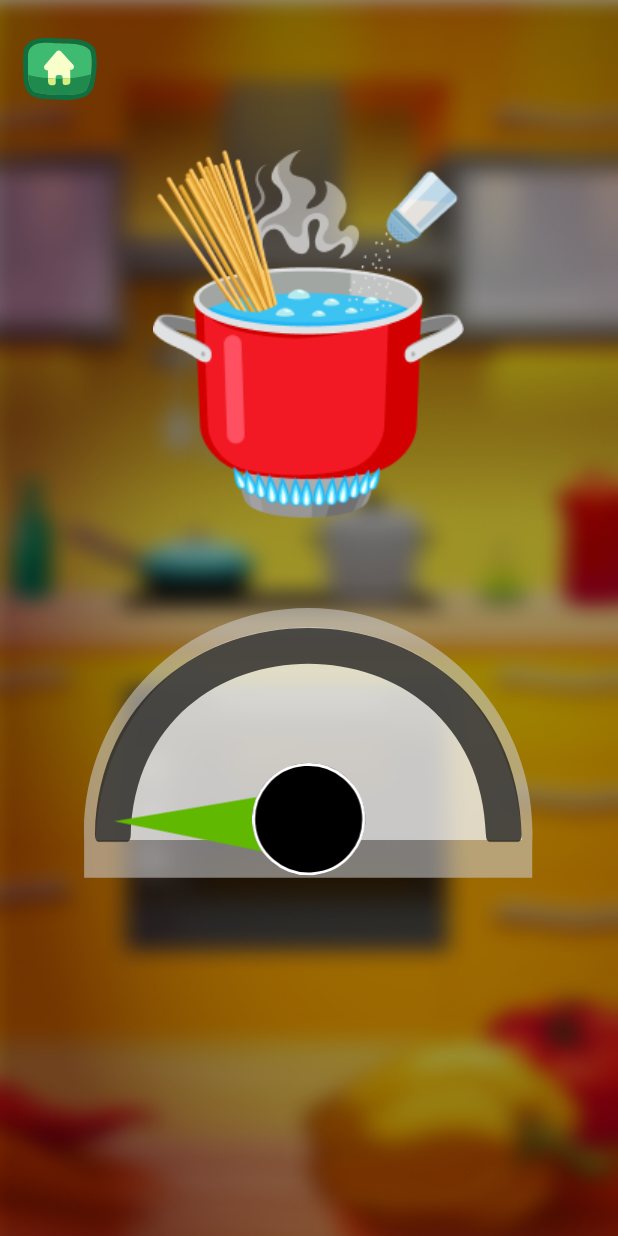
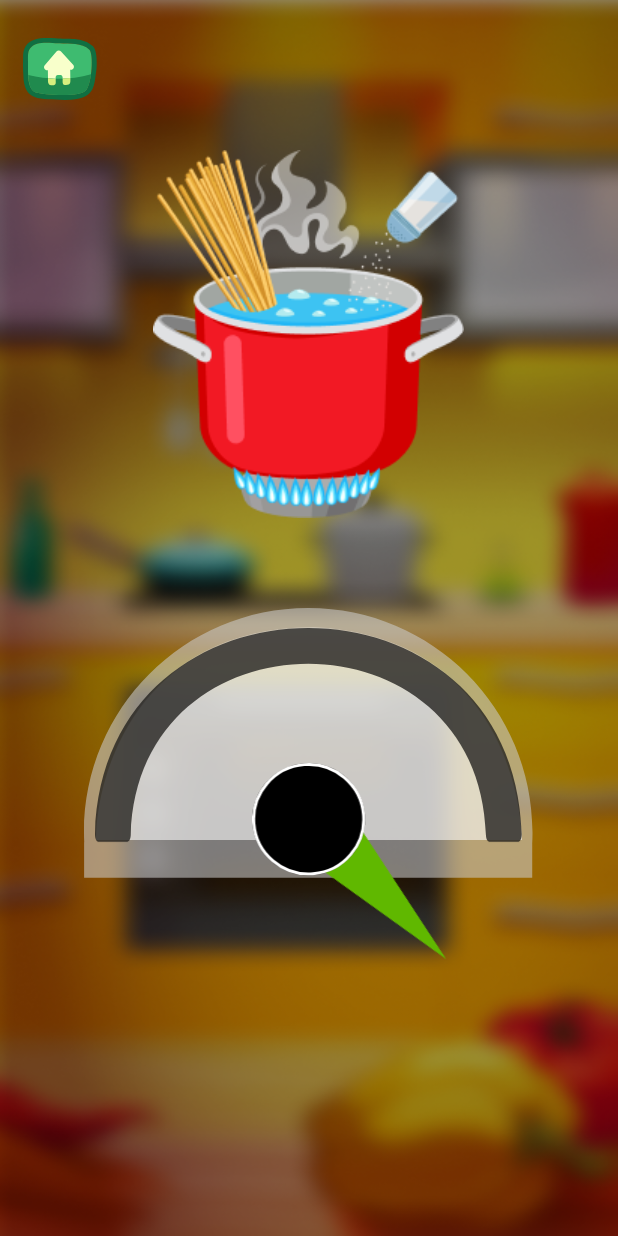
Before and after one commit to Mekemir/MacaroniApp, an Android app: the fragment CookingFragment shown on its own in the app's theme, after a tap on an icon or button, on a phone screen of 412 x 824 dp. Run offline under Robolectric (Android 15) with nearby library versions, the light colour scheme and no system bars; 1 other tap on this screen came first.

Commit message:
added more answers

```diff
--- a/app/src/main/java/com/macaroni/macaroniapp/ui/cooking/CookingFragment.kt
+++ b/app/src/main/java/com/macaroni/macaroniapp/ui/cooking/CookingFragment.kt
@@ -17,8 +17,6 @@ import androidx.lifecycle.ViewModelProvider
 import com.macaroni.macaroniapp.CookingItemData
 import com.macaroni.macaroniapp.R
 import com.macaroni.macaroniapp.databinding.FragmentGalleryBinding
-import java.util.Timer
-import java.util.TimerTask
 
 
 class CookingFragment : Fragment() {
@@ -30,8 +28,13 @@ class CookingFragment : Fragment() {
     var shouldStop = false
     var cookingData: CookingItemData? = null
     var viewLevelPositionStack: ArrayList<ImageView?>? = null
+    var levelAngleList: ArrayList<Int> = arrayListOf()
     var levelCount = 0
     var currentLevel = 0
+    var numberOfCorrectAnswers = 0
+    var startTime: Long = 0
+    var endTime: Long = 0
+
 
     override fun onCreateView(
         inflater: LayoutInflater,
@@ -47,7 +50,8 @@ class CookingFragment : Fragment() {
 
         binding?.pauseBtn?.setOnClickListener {
             shouldStop = true
-            val newAngle = angle/2
+            endTime = System.currentTimeMillis()
+            val newAngle = (endTime - startTime)/20
             //working
             if (newAngle <= 60 && newAngle > 15) {
                 binding?.pointer?.rotation = (newAngle - 20).toFloat()
@@ -68,6 +72,8 @@ class CookingFragment : Fragment() {
             }
             //working
             binding?.pointer?.clearAnimation()
+
+            checkIfAnswerIsValid()
             binding?.pauseBtn?.visibility = View.GONE
             val handler = Handler()
             handler.postDelayed(object : Runnable {
@@ -125,10 +131,12 @@ class CookingFragment : Fragment() {
         val animation = AnimationUtils.loadAnimation(activity, R.anim.rotation_anim)
         animation.setAnimationListener(object : AnimationListener {
                 override fun onAnimationStart(p0: Animation?) {
-                        angle = 0.0
+                    startTime = System.currentTimeMillis()
+                    angle = 0.0
                 }
 
                 override fun onAnimationEnd(p0: Animation?) {
+                    endTime = System.currentTimeMillis()
                     if (!shouldStop) {
                         // binding?.pointer?.animation = animationBack
                         binding?.pointer?.rotation = 0f
@@ -147,7 +155,16 @@ class CookingFragment : Fragment() {
 
     private fun executePointerMove() {
         activity ?: return
-        if (levelCount == 0) return
+        if (levelCount == 0) {
+            if (numberOfCorrectAnswers == levelAngleList.size) {
+                val toast = Toast.makeText(this.context, "wow", Toast.LENGTH_SHORT)
+                toast.show()
+            } else {
+                val toast = Toast.makeText(this.context, numberOfCorrectAnswers.toString(), Toast.LENGTH_SHORT)
+                toast.show()
+            }
+            return
+        }
         binding?.pointer?.rotation = 0f
         binding?.pauseBtn?.visibility = View.VISIBLE
 
@@ -159,19 +176,6 @@ class CookingFragment : Fragment() {
         levelCount--
 
         slidePointerAnimation()
-
-        object : CountDownTimer(3600, 10) {
-            override fun onTick(millisUntilFinished: Long) {
-                angle = (3600 - millisUntilFinished)/10.toDouble()
-                // logic to set the EditText could go here
-                activity ?: return
-                Log.d("angle", angle.toString())
-            }
-
-            override fun onFinish() {
-                angle = 0.0
-            }
-        }.start()
     }
 
 
@@ -183,7 +187,25 @@ class CookingFragment : Fragment() {
     fun setLevelsData() {
         if (cookingData?.levelTaps == 3) {
             viewLevelPositionStack = arrayListOf(binding?.positionOne, binding?.positionTwo, binding?.positionThree)
+            levelAngleList =  arrayListOf(Integer.valueOf(binding?.positionOne?.tag.toString() ?: "-1"), Integer.valueOf(binding?.positionTwo?.tag.toString() ?: "-1"), Integer.valueOf(binding?.positionThree?.tag.toString() ?: "-1"))
             levelCount = 3
         }
     }
+
+    private fun checkIfAnswerIsValid() {
+        val tappedAngle: Double = (binding?.pointer?.rotation?.toDouble() ?: 0.0)
+        val correct1 = (tappedAngle - 2).toInt()
+        val correct2 = (tappedAngle - 1).toInt()
+        val correct3 = tappedAngle.toInt()
+        val correct4 = (tappedAngle + 1).toInt()
+        val correct5 = (tappedAngle + 2).toInt()
+
+        if (levelAngleList.contains(correct1)
+            || levelAngleList.contains(correct2)
+            || levelAngleList.contains(correct3)
+            || levelAngleList.contains(correct4)
+            || levelAngleList.contains(correct5)) {
+            numberOfCorrectAnswers += 1
+        }
+    }
 }
--- /dev/null
+++ b/app/src/main/res/drawable/pos_eight.xml
@@ -0,0 +1,23 @@
+<?xml version="1.0" encoding="utf-8"?>
+<vector xmlns:android="http://schemas.android.com/apk/res/android"
+    android:width="81dp"
+    android:height="65dp"
+    android:viewportWidth="81"
+    android:viewportHeight="65">
+
+    <path
+        android:fillColor="#EAECB6"
+        android:pathData="M70.1571 27.15C72.6694 27.9933 75.16 28.8965 77.6232 29.871C79.0174 30.4224 79.8729 31.5232 79.5504 32.3103C77.7961 36.6133 76.0502 40.9133 74.2959 45.2163C73.9734 46.0033 72.7384 46.2317 71.521 45.7514C69.3629 44.9026 67.1914 44.1108 64.9952 43.3703C63.759 42.9583 62.9423 41.9816 63.1878 41.1645C64.5091 36.7094 65.8274 32.2458 67.1486 27.7906C67.3857 26.9765 68.7386 26.6783 70.1571 27.15Z" />
+    <path
+        android:fillColor="#EAECB6"
+        android:pathData="M55.0457 22.9576C57.6275 23.525 60.1935 24.1692 62.7434 24.876C64.1834 25.2736 65.1567 26.2905 64.9253 27.1073C63.6837 31.5867 62.4395 36.0719 61.1979 40.5514C60.9666 41.3682 59.7732 41.7292 58.5126 41.3826C56.287 40.7617 54.0397 40.2005 51.782 39.7047C50.511 39.4235 49.5936 38.539 49.7395 37.6951C50.5372 33.1005 51.3349 28.506 52.1356 23.9198C52.2788 23.0816 53.5841 22.634 55.04 22.9549L55.0457 22.9576Z" />
+    <path
+        android:fillColor="#FF9A15"
+        android:pathData="M39.602 20.4195C42.222 20.703 44.8404 21.063 47.4456 21.494C48.9173 21.7382 49.9995 22.6457 49.8647 23.4809C49.1438 28.0913 48.4256 32.696 47.7046 37.3065C47.5672 38.1474 46.424 38.638 45.1426 38.4221C42.864 38.0428 40.5808 37.7316 38.29 37.48C37.0012 37.338 35.9918 36.5569 36.0356 35.7061C36.2994 31.0374 36.566 26.363 36.8355 21.697C36.8793 20.8461 38.1201 20.2549 39.602 20.4195Z" />
+    <path
+        android:fillColor="#EAECB6"
+        android:pathData="M24.0028 19.6069C26.6382 19.5953 29.2719 19.6604 31.9068 19.7962C33.3957 19.8729 34.5724 20.6571 34.5343 21.5107C34.35 26.1895 34.16 30.8656 33.9784 35.5388C33.9403 36.3924 32.8642 37.0066 31.5681 36.9384C29.2707 36.8172 26.963 36.7615 24.6648 36.7735C23.367 36.7818 22.2744 36.1154 22.2217 35.2603C21.9525 30.5742 21.6775 25.8853 21.4083 21.1991C21.3557 20.3441 22.5208 19.6179 24.0085 19.6096L24.0028 19.6069Z" />
+    <path
+        android:fillColor="#EAECB6"
+        android:pathData="M8.41972 20.6021C11.0363 20.2791 13.6653 20.0325 16.2899 19.8681C17.7763 19.7748 19.033 20.4217 19.0941 21.2738C19.4484 25.9587 19.7969 30.6408 20.1484 35.3314C20.2067 36.1892 19.2061 36.9241 17.9151 37.006C15.6161 37.1513 13.3209 37.3617 11.0325 37.6457C9.74551 37.8069 8.5812 37.2747 8.43513 36.4239C7.63094 31.7827 6.82104 27.1387 6.01685 22.4975C5.86803 21.6524 6.94029 20.7832 8.41972 20.6021Z" />
+</vector>
--- /dev/null
+++ b/app/src/main/res/drawable/pos_five.xml
@@ -0,0 +1,23 @@
+<?xml version="1.0" encoding="utf-8"?>
+<vector xmlns:android="http://schemas.android.com/apk/res/android"
+    android:width="70dp"
+    android:height="80dp"
+    android:viewportWidth="70"
+    android:viewportHeight="80">
+
+    <path
+        android:fillColor="#EAECB6"
+        android:pathData="M62.6449 50.6611C64.3588 52.6824 66.0232 54.7435 67.6274 56.8516C68.5354 58.0446 68.6982 59.4292 68.0151 59.936C64.2881 62.7113 60.5698 65.4885 56.8427 68.2638C56.1596 68.7706 54.9845 68.3273 54.1911 67.2866C52.783 65.4439 51.3341 63.6431 49.8375 61.8735C48.9927 60.8814 48.7988 59.623 49.4316 59.0508C52.8667 55.9212 56.3036 52.7829 59.7387 49.6533C60.3627 49.0792 61.6749 49.5238 62.6449 50.6611Z" />
+    <path
+        android:fillColor="#EAECB6"
+        android:pathData="M51.8799 39.257C53.7961 41.078 55.659 42.9565 57.4758 44.8803C58.5026 45.9654 58.8096 47.339 58.1891 47.9185C54.8096 51.11 51.4249 54.3051 48.0454 57.4967C47.4249 58.0761 46.2169 57.7678 45.3172 56.8192C43.7336 55.1366 42.1005 53.494 40.4247 51.9019C39.4823 51.0039 39.1547 49.7724 39.716 49.1256C42.7752 45.6059 45.8343 42.0862 48.8917 38.5753C49.4477 37.932 50.7965 38.224 51.8765 39.2517L51.8799 39.257Z" />
+    <path
+        android:fillColor="#FF9A15"
+        android:pathData="M39.9754 29.0968C42.0712 30.6946 44.1259 32.3569 46.1327 34.0734C47.266 35.0435 47.7227 36.3799 47.1754 37.025C44.1737 40.598 41.1774 44.1675 38.1757 47.7404C37.6231 48.389 36.391 48.2176 35.406 47.3701C33.652 45.8669 31.8589 44.4196 30.0284 43.0195C28.9989 42.2313 28.539 41.0407 29.0166 40.3352C31.6572 36.4759 34.303 32.6132 36.947 28.7592C37.4246 28.0537 38.7924 28.1895 39.9754 29.0968Z" />
+    <path
+        android:fillColor="#EAECB6"
+        android:pathData="M27.0449 20.333C29.3064 21.6862 31.5268 23.1041 33.7115 24.5832C34.9462 25.4189 35.5476 26.6987 35.0735 27.4095C32.4958 31.3186 29.9146 35.2224 27.3422 39.1279C26.868 39.8388 25.6294 39.8079 24.5553 39.0791C22.6518 37.7872 20.7056 36.5458 18.7325 35.3675C17.6174 34.7033 17.027 33.5678 17.4242 32.8088C19.6176 28.6589 21.8075 24.5037 24.0008 20.3538C24.3981 19.5948 25.7708 19.5759 27.0483 20.3383L27.0449 20.333Z" />
+    <path
+        android:fillColor="#EAECB6"
+        android:pathData="M13.1938 13.1248C15.6002 14.2017 17.9778 15.3504 20.3091 16.5672C21.6295 17.2562 22.3705 18.4599 21.982 19.2208C19.8621 23.4135 17.7386 27.601 15.6134 31.7972C15.2196 32.5615 13.9831 32.673 12.8358 32.0753C10.7931 31.0106 8.71994 30.0036 6.61453 29.063C5.42968 28.5353 4.70846 27.4776 5.02352 26.6739C6.7358 22.2857 8.44462 17.8923 10.1569 13.5042C10.4667 12.7039 11.8339 12.5146 13.1938 13.1248Z" />
+</vector>
--- /dev/null
+++ b/app/src/main/res/drawable/pos_four.xml
@@ -0,0 +1,23 @@
+<?xml version="1.0" encoding="utf-8"?>
+<vector xmlns:android="http://schemas.android.com/apk/res/android"
+    android:width="74dp"
+    android:height="80dp"
+    android:viewportWidth="74"
+    android:viewportHeight="80">
+
+    <path
+        android:fillColor="#EAECB6"
+        android:pathData="M37.8813 10.0741C39.2216 7.7879 40.6159 5.53526 42.0745 3.32391C42.8998 2.07232 44.1525 1.46053 44.8568 1.93746C48.709 4.53626 52.5601 7.12617 56.4123 9.72497C57.1166 10.2019 57.0871 11.4575 56.3675 12.5506C55.0946 14.4891 53.8746 16.4522 52.6998 18.4501C52.0432 19.5756 50.9199 20.1749 50.1705 19.7672C46.0806 17.5611 41.9818 15.3561 37.8919 13.15C37.1437 12.7512 37.129 11.3658 37.8813 10.0741Z" />
+    <path
+        android:fillColor="#EAECB6"
+        android:pathData="M30.6812 24.0061C31.7656 21.5953 32.9219 19.2158 34.1362 16.8648C34.8205 15.5368 36.0151 14.7925 36.7673 15.1864C40.8973 17.3194 45.0323 19.4563 49.1623 21.5894C49.9144 21.9832 50.0232 23.2252 49.4257 24.3881C48.3619 26.4392 47.3522 28.5239 46.4043 30.632C45.8686 31.8185 44.8149 32.5352 44.0188 32.2194C39.6852 30.4972 35.3515 28.775 31.0267 27.0516C30.2357 26.7397 30.065 25.3703 30.6774 24.0111L30.6812 24.0061Z" />
+    <path
+        android:fillColor="#FF9A15"
+        android:pathData="M25.0327 38.6022C25.847 36.0958 26.7358 33.6068 27.6916 31.1451C28.2321 29.7547 29.342 28.8815 30.1319 29.1845C34.4968 30.8348 38.8567 32.4813 43.2216 34.1316C44.0165 34.4385 44.2624 35.658 43.7886 36.8679C42.9505 39.0204 42.178 41.1914 41.4624 43.3821C41.0593 44.6144 40.0879 45.4423 39.2641 45.2251C34.7485 44.0103 30.2279 42.7916 25.7162 41.5717C24.8924 41.3545 24.5679 40.0189 25.0327 38.6022Z" />
+    <path
+        android:fillColor="#EAECB6"
+        android:pathData="M21.0409 53.7039C21.5697 51.1221 22.173 48.5575 22.8458 46.0065C23.226 44.5648 24.2346 43.5738 25.0623 43.786C29.6041 44.9251 34.1421 46.0692 38.6788 47.2044C39.5065 47.4166 39.8872 48.5958 39.5548 49.8504C38.9655 52.0742 38.4381 54.3215 37.979 56.5734C37.7212 57.8454 36.845 58.7783 35.9973 58.6546C31.3554 57.9579 26.7097 57.2663 22.0678 56.5696C21.2201 56.4459 20.7481 55.1568 21.0448 53.6989L21.0409 53.7039Z" />
+    <path
+        android:fillColor="#EAECB6"
+        android:pathData="M18.8219 69.1603C19.0419 66.5331 19.3392 63.9093 19.7161 61.3067C19.9293 59.8327 20.8201 58.7352 21.6666 58.85C26.3247 59.4632 30.9789 60.0815 35.6419 60.6985C36.4935 60.8172 37.0078 61.9472 36.8234 63.2276C36.4946 65.5076 36.2302 67.7972 36.0393 70.0952C35.9334 71.3879 35.1739 72.4185 34.3112 72.3871C29.6037 72.2233 24.8923 72.0644 20.1848 71.9006C19.3271 71.873 18.696 70.6454 18.8219 69.1603Z" />
+</vector>
--- /dev/null
+++ b/app/src/main/res/drawable/pos_seven.xml
@@ -0,0 +1,23 @@
+<?xml version="1.0" encoding="utf-8"?>
+<vector xmlns:android="http://schemas.android.com/apk/res/android"
+    android:width="81dp"
+    android:height="59dp"
+    android:viewportWidth="81"
+    android:viewportHeight="59">
+
+    <path
+        android:fillColor="#EAECB6"
+        android:pathData="M69.2188 21.3435C71.8089 21.9042 74.384 22.5267 76.9398 23.2231C78.3863 23.6171 79.3582 24.6166 79.1247 25.4345C77.8564 29.905 76.5963 34.3715 75.3281 38.842C75.0945 39.6599 73.8923 40.0233 72.6293 39.6804C70.3906 39.0753 68.145 38.5282 65.8804 38.0349C64.6063 37.7619 63.6866 36.8814 63.8404 36.0422C64.6614 31.4684 65.4785 26.8865 66.2995 22.3126C66.4451 21.4773 67.7569 21.0315 69.2188 21.3435Z" />
+    <path
+        android:fillColor="#EAECB6"
+        android:pathData="M53.7368 18.8463C56.3655 19.125 58.9869 19.4818 61.5993 19.9025C63.0745 20.1386 64.1541 21.0417 64.0144 21.8791C63.2753 26.4683 62.5342 31.0635 61.7951 35.6527C61.6554 36.4901 60.5093 36.9807 59.218 36.7756C56.9375 36.4042 54.6419 36.0948 52.3433 35.8515C51.049 35.7124 50.0394 34.9347 50.0913 34.0798C50.3765 29.4253 50.6617 24.7707 50.9508 20.1241C51.0005 19.2753 52.2484 18.6861 53.7308 18.8442L53.7368 18.8463Z" />
+    <path
+        android:fillColor="#FF9A15"
+        android:pathData="M38.1068 18.03C40.7421 18.0222 43.3842 18.0908 46.0212 18.2313C47.5108 18.3114 48.6866 19.0938 48.645 19.9388C48.4378 24.6007 48.2327 29.2565 48.0255 33.9184C47.9818 34.7694 46.8998 35.3832 45.6024 35.3103C43.2959 35.185 40.9922 35.128 38.6876 35.131C37.3911 35.1322 36.3016 34.4674 36.2511 33.6169C35.9975 28.9477 35.746 24.2724 35.4984 19.6053C35.4479 18.7548 36.6159 18.0301 38.1068 18.03Z" />
+    <path
+        android:fillColor="#EAECB6"
+        android:pathData="M22.5133 18.9456C25.1313 18.643 27.7561 18.4167 30.3898 18.2606C31.8782 18.1723 33.1342 18.8217 33.1906 19.6743C33.5244 24.3449 33.8522 29.0133 34.188 33.6779C34.2444 34.5305 33.2428 35.2599 31.947 35.3352C29.6503 35.4687 27.3506 35.6682 25.0678 35.9341C23.7789 36.0857 22.6193 35.544 22.4725 34.7C21.6872 30.0723 20.8959 25.4425 20.1106 20.8148C19.9638 19.9708 21.0416 19.1204 22.5193 18.9477L22.5133 18.9456Z" />
+    <path
+        android:fillColor="#EAECB6"
+        android:pathData="M7.13556 21.6563C9.7004 21.0463 12.2861 20.5107 14.8765 20.0573C16.3435 19.8004 17.664 20.3045 17.8188 21.1447C18.6885 25.7617 19.5521 30.3767 20.4197 34.9997C20.5724 35.8458 19.6591 36.6868 18.385 36.9108C16.1162 37.3092 13.8583 37.7719 11.6153 38.307C10.354 38.6094 9.13798 38.2091 8.89882 37.3796C7.5868 32.8556 6.26881 28.3296 4.95679 23.8056C4.71553 22.9821 5.68519 21.9997 7.13556 21.6563Z" />
+</vector>
--- /dev/null
+++ b/app/src/main/res/drawable/pos_six.xml
@@ -0,0 +1,23 @@
+<?xml version="1.0" encoding="utf-8"?>
+<vector xmlns:android="http://schemas.android.com/apk/res/android"
+    android:width="80dp"
+    android:height="71dp"
+    android:viewportWidth="80"
+    android:viewportHeight="71">
+
+    <path
+        android:fillColor="#EAECB6"
+        android:pathData="M49.774 7.24044C51.7481 5.47247 53.7635 3.75299 55.8275 2.09241C56.9955 1.15249 58.3752 0.952307 58.9003 1.62146C61.7753 5.27213 64.652 8.91398 67.5271 12.5646C68.0522 13.2338 67.6408 14.4204 66.6218 15.2417C64.8179 16.6991 63.0569 18.1961 61.3284 19.74C60.3596 20.6114 59.1069 20.8392 58.5177 20.2222C55.2964 16.8729 52.0664 13.522 48.8451 10.1728C48.2543 9.56455 48.6633 8.24085 49.774 7.24044Z" />
+    <path
+        android:fillColor="#EAECB6"
+        android:pathData="M38.6648 18.3097C40.4334 16.345 42.2608 14.432 44.1348 12.5638C45.1918 11.5081 46.5566 11.1641 47.1526 11.7687C50.4344 15.0607 53.7198 18.3578 57.0015 21.6497C57.5975 22.2544 57.322 23.4703 56.398 24.3953C54.7589 26.0238 53.161 27.7007 51.6148 29.4189C50.7426 30.3852 49.5204 30.7461 48.8587 30.2024C45.2576 27.2395 41.6565 24.2766 38.0642 21.3153C37.4061 20.7768 37.6616 19.4207 38.6596 18.3133L38.6648 18.3097Z" />
+    <path
+        android:fillColor="#FF9A15"
+        android:pathData="M28.83 30.4849C30.3705 28.3467 31.9768 26.2478 33.6383 24.1953C34.5774 23.0362 35.901 22.5435 36.5607 23.0732C40.2135 25.9772 43.8627 28.8759 47.5154 31.7799C48.1788 32.3148 48.0407 33.5511 47.2201 34.5587C45.7649 36.3526 44.3667 38.1842 43.0165 40.0518C42.2564 41.1023 41.0787 41.5942 40.3605 41.1359C36.4313 38.6006 32.4985 36.0601 28.5744 33.5213C27.8562 33.063 27.955 31.692 28.83 30.4849Z" />
+    <path
+        android:fillColor="#EAECB6"
+        android:pathData="M20.4193 43.6473C21.7109 41.35 23.0682 39.0921 24.4877 36.8682C25.2898 35.6113 26.5528 34.9755 27.2762 35.4303C31.2535 37.9014 35.2256 40.3761 39.1993 42.842C39.9227 43.2968 39.9253 44.5358 39.2258 45.6292C37.9858 47.5669 36.7975 49.546 35.673 51.5502C35.0392 52.6828 33.92 53.3037 33.1506 52.9272C28.9429 50.8468 24.73 48.77 20.5223 46.6897C19.7528 46.3131 19.6969 44.9414 20.4245 43.6437L20.4193 43.6473Z" />
+    <path
+        android:fillColor="#EAECB6"
+        android:pathData="M13.5877 57.6886C14.5992 55.2539 15.6832 52.8461 16.8365 50.4828C17.4895 49.1442 18.6728 48.371 19.4439 48.7388C23.6924 50.7446 27.9357 52.754 32.1879 54.7651C32.9626 55.138 33.1074 56.3711 32.541 57.5341C31.5318 59.6049 30.5812 61.7045 29.6979 63.8346C29.2024 65.0332 28.1646 65.7828 27.3527 65.4896C22.9198 63.8965 18.4818 62.3071 14.049 60.7141C13.2407 60.4261 13.0144 59.0644 13.5877 57.6886Z" />
+</vector>
--- a/app/src/main/res/layout/fragment_gallery.xml
+++ b/app/src/main/res/layout/fragment_gallery.xml
@@ -101,6 +101,63 @@
                 android:layout_marginBottom="88dp"
                 android:src="@drawable/pos_three"
                 android:tag="169"
+                android:visibility="gone" />
+
+            <ImageView
+                android:id="@+id/positionFour"
+                android:layout_width="wrap_content"
+                android:layout_height="wrap_content"
+                android:layout_alignParentBottom="true"
+                android:layout_marginBottom="88dp"
+                android:layout_marginStart="-8dp"
+                android:src="@drawable/pos_four"
+                android:tag="15"
+                android:visibility="gone" />
+
+            <ImageView
+                android:id="@+id/positionFive"
+                android:layout_width="wrap_content"
+                android:layout_height="wrap_content"
+                android:layout_alignParentEnd="true"
+                android:layout_marginTop="75dp"
+                android:layout_marginEnd="36dp"
+                android:src="@drawable/pos_five"
+                android:tag="133"
+                android:visibility="gone" />
+
+            <ImageView
+                android:id="@+id/positionSix"
+                android:layout_width="wrap_content"
+                android:layout_height="wrap_content"
+                android:layout_alignParentBottom="true"
+                android:layout_marginBottom="130dp"
+                android:layout_marginStart="10dp"
+                android:rotation="3"
+                android:src="@drawable/pos_six"
+                android:tag="35"
+                android:visibility="gone" />
+
+            <ImageView
+                android:id="@+id/positionSeven"
+                android:layout_width="wrap_content"
+                android:layout_height="wrap_content"
+                android:src="@drawable/pos_seven"
+                android:layout_marginTop="59dp"
+                android:layout_centerHorizontal="true"
+                android:layout_alignParentTop="true"
+                android:tag="91"
+                android:visibility="gone" />
+
+            <ImageView
+                android:id="@+id/positionEight"
+                android:layout_width="wrap_content"
+                android:layout_height="wrap_content"
+                android:src="@drawable/pos_eight"
+                android:layout_marginTop="57dp"
+                android:layout_marginEnd="95dp"
+                android:layout_alignParentEnd="true"
+                android:layout_alignParentTop="true"
+                android:tag="99"
                 android:visibility="gone" />
 
             <ImageView
```
